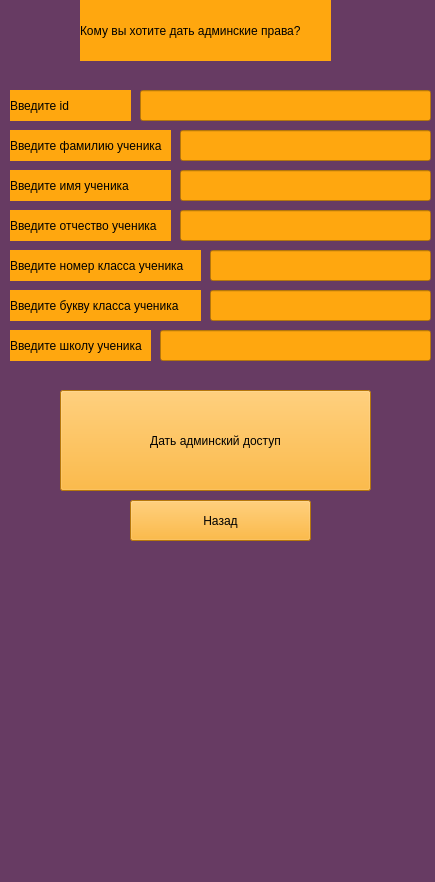
First picture: the form in data/give_admin.ui, repository geoiva05/clever_placing, before the edit.
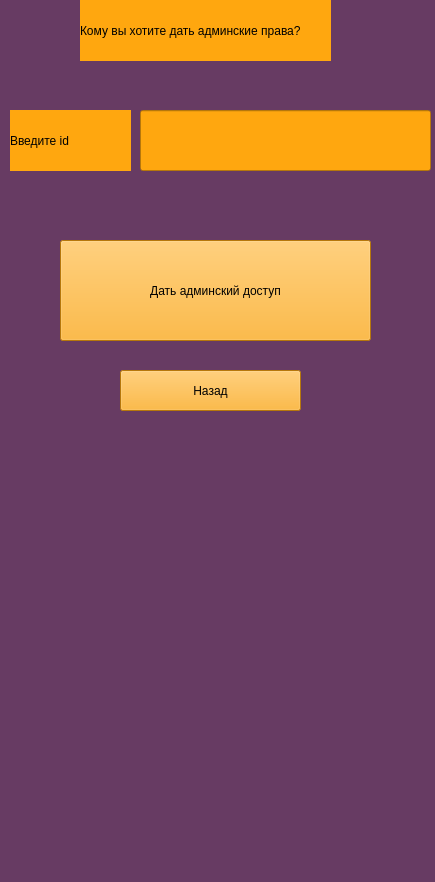
Second picture: the form after the edit.

What changed in the file:
```diff
--- a/data/give_admin.ui
+++ b/data/give_admin.ui
@@ -17,67 +17,6 @@
    <string notr="true">background-color: rgb(103, 59, 99);</string>
   </property>
   <widget class="QWidget" name="centralwidget">
-   <widget class="QLineEdit" name="class_number">
-    <property name="geometry">
-     <rect>
-      <x>210</x>
-      <y>250</y>
-      <width>221</width>
-      <height>31</height>
-     </rect>
-    </property>
-    <property name="styleSheet">
-     <string notr="true">background-color: rgb(255, 167, 15);</string>
-    </property>
-   </widget>
-   <widget class="QLineEdit" name="class_char">
-    <property name="geometry">
-     <rect>
-      <x>210</x>
-      <y>290</y>
-      <width>221</width>
-      <height>31</height>
-     </rect>
-    </property>
-    <property name="styleSheet">
-     <string notr="true">background-color: rgb(255, 167, 15);</string>
-    </property>
-    <property name="text">
-     <string/>
-    </property>
-   </widget>
-   <widget class="QLabel" name="label">
-    <property name="geometry">
-     <rect>
-      <x>10</x>
-      <y>250</y>
-      <width>191</width>
-      <height>31</height>
-     </rect>
-    </property>
-    <property name="styleSheet">
-     <string notr="true">background-color: rgb(255, 167, 15);</string>
-    </property>
-    <property name="text">
-     <string>Введите номер класса ученика</string>
-    </property>
-   </widget>
-   <widget class="QLabel" name="label_2">
-    <property name="geometry">
-     <rect>
-      <x>10</x>
-      <y>290</y>
-      <width>191</width>
-      <height>31</height>
-     </rect>
-    </property>
-    <property name="styleSheet">
-     <string notr="true">background-color: rgb(255, 167, 15);</string>
-    </property>
-    <property name="text">
-     <string>Введите букву класса ученика</string>
-    </property>
-   </widget>
    <widget class="QLabel" name="label_4">
     <property name="geometry">
      <rect>
@@ -100,100 +39,13 @@
      <string>Кому вы хотите дать админские права?</string>
     </property>
    </widget>
-   <widget class="QLineEdit" name="surname">
-    <property name="geometry">
-     <rect>
-      <x>180</x>
-      <y>130</y>
-      <width>251</width>
-      <height>31</height>
-     </rect>
-    </property>
-    <property name="styleSheet">
-     <string notr="true">background-color: rgb(255, 167, 15);</string>
-    </property>
-   </widget>
-   <widget class="QLineEdit" name="name">
-    <property name="geometry">
-     <rect>
-      <x>180</x>
-      <y>170</y>
-      <width>251</width>
-      <height>31</height>
-     </rect>
-    </property>
-    <property name="styleSheet">
-     <string notr="true">background-color: rgb(255, 167, 15);</string>
-    </property>
-   </widget>
-   <widget class="QLineEdit" name="second_name">
-    <property name="geometry">
-     <rect>
-      <x>180</x>
-      <y>210</y>
-      <width>251</width>
-      <height>31</height>
-     </rect>
-    </property>
-    <property name="styleSheet">
-     <string notr="true">background-color: rgb(255, 167, 15);</string>
-    </property>
-   </widget>
-   <widget class="QLabel" name="label_3">
-    <property name="geometry">
-     <rect>
-      <x>10</x>
-      <y>130</y>
-      <width>161</width>
-      <height>31</height>
-     </rect>
-    </property>
-    <property name="styleSheet">
-     <string notr="true">background-color: rgb(255, 167, 15);</string>
-    </property>
-    <property name="text">
-     <string>Введите фамилию ученика</string>
-    </property>
-   </widget>
-   <widget class="QLabel" name="label_5">
-    <property name="geometry">
-     <rect>
-      <x>10</x>
-      <y>170</y>
-      <width>161</width>
-      <height>31</height>
-     </rect>
-    </property>
-    <property name="styleSheet">
-     <string notr="true">background-color: rgb(255, 167, 15);</string>
-    </property>
-    <property name="text">
-     <string>Введите имя ученика</string>
-    </property>
-   </widget>
-   <widget class="QLabel" name="label_6">
-    <property name="geometry">
-     <rect>
-      <x>10</x>
-      <y>210</y>
-      <width>161</width>
-      <height>31</height>
-     </rect>
-    </property>
-    <property name="styleSheet">
-     <string notr="true">background-color: rgb(255, 167, 15);</string>
-    </property>
-    <property name="text">
-     <string>Введите отчество ученика</string>
-    </property>
-   </widget>
    <widget class="QLabel" name="label_7">
     <property name="geometry">
      <rect>
       <x>10</x>
-      <y>90</y>
+      <y>110</y>
       <width>121</width>
-      <height>31</height>
+      <height>61</height>
      </rect>
     </property>
     <property name="styleSheet">
@@ -207,9 +59,9 @@
     <property name="geometry">
      <rect>
       <x>140</x>
-      <y>90</y>
+      <y>110</y>
       <width>291</width>
-      <height>31</height>
+      <height>61</height>
      </rect>
     </property>
     <property name="styleSheet">
@@ -220,7 +72,7 @@
     <property name="geometry">
      <rect>
       <x>60</x>
-      <y>390</y>
+      <y>240</y>
       <width>311</width>
       <height>101</height>
      </rect>
@@ -232,40 +84,11 @@
      <string>Дать админский доступ</string>
     </property>
    </widget>
-   <widget class="QLabel" name="label_14">
-    <property name="geometry">
-     <rect>
-      <x>10</x>
-      <y>330</y>
-      <width>141</width>
-      <height>31</height>
-     </rect>
-    </property>
-    <property name="styleSheet">
-     <string notr="true">background-color: rgb(255, 167, 15);</string>
-    </property>
-    <property name="text">
-     <string>Введите школу ученика</string>
-    </property>
-   </widget>
-   <widget class="QLineEdit" name="school">
-    <property name="geometry">
-     <rect>
-      <x>160</x>
-      <y>330</y>
-      <width>271</width>
-      <height>31</height>
-     </rect>
-    </property>
-    <property name="styleSheet">
-     <string notr="true">background-color: rgb(255, 167, 15);</string>
-    </property>
-   </widget>
    <widget class="QPushButton" name="back">
     <property name="geometry">
      <rect>
-      <x>130</x>
-      <y>500</y>
+      <x>120</x>
+      <y>370</y>
       <width>181</width>
       <height>41</height>
      </rect>
```
